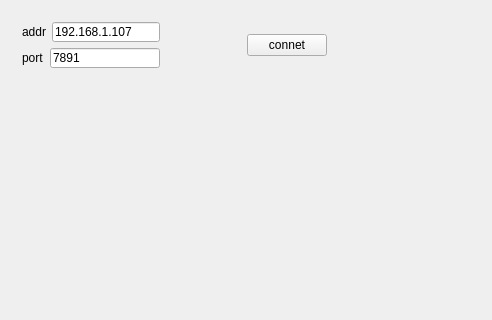
This is widget.ui in eastmoutain/6axi_qt_plot as Qt 5 draws it before an edit; both pictures show x 0 to 492 and y 0 to 320 of the 778 by 558 pixel window. The edited form follows.
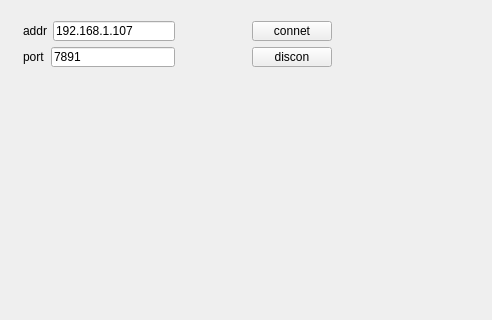
This is the edited form.

Commit message: z axis and y axis are better than x axis as to the data combination

Diff of the .ui file:
```diff
--- a/widget.ui
+++ b/widget.ui
@@ -31,13 +31,13 @@
   <widget class="QWidget" name="">
    <property name="geometry">
     <rect>
-     <x>11</x>
-     <y>11</y>
-     <width>327</width>
+     <x>12</x>
+     <y>10</y>
+     <width>331</width>
      <height>68</height>
     </rect>
    </property>
-   <layout class="QHBoxLayout" name="horizontalLayout_3">
+   <layout class="QHBoxLayout" name="horizontalLayout_5">
     <item>
      <layout class="QVBoxLayout" name="verticalLayout">
       <item>
@@ -79,6 +79,10 @@
      </layout>
     </item>
     <item>
+     <layout class="QVBoxLayout" name="verticalLayout_3">
+      <item>
+       <layout class="QHBoxLayout" name="horizontalLayout_3">
+        <item>
      <spacer name="horizontalSpacer">
       <property name="orientation">
        <enum>Qt::Horizontal</enum>
@@ -97,6 +101,34 @@
        <string>connet</string>
       </property>
      </widget>
+        </item>
+       </layout>
+      </item>
+      <item>
+       <layout class="QHBoxLayout" name="horizontalLayout_4">
+        <item>
+         <spacer name="horizontalSpacer_2">
+          <property name="orientation">
+           <enum>Qt::Horizontal</enum>
+          </property>
+          <property name="sizeHint" stdset="0">
+           <size>
+            <width>40</width>
+            <height>20</height>
+           </size>
+          </property>
+         </spacer>
+        </item>
+        <item>
+         <widget class="QPushButton" name="pushButton_2">
+          <property name="text">
+           <string>discon</string>
+          </property>
+         </widget>
+        </item>
+       </layout>
+      </item>
+     </layout>
     </item>
    </layout>
   </widget>
```
Lines whose indentation alone changed are shown as unchanged. The commit also changes 2 other files.
